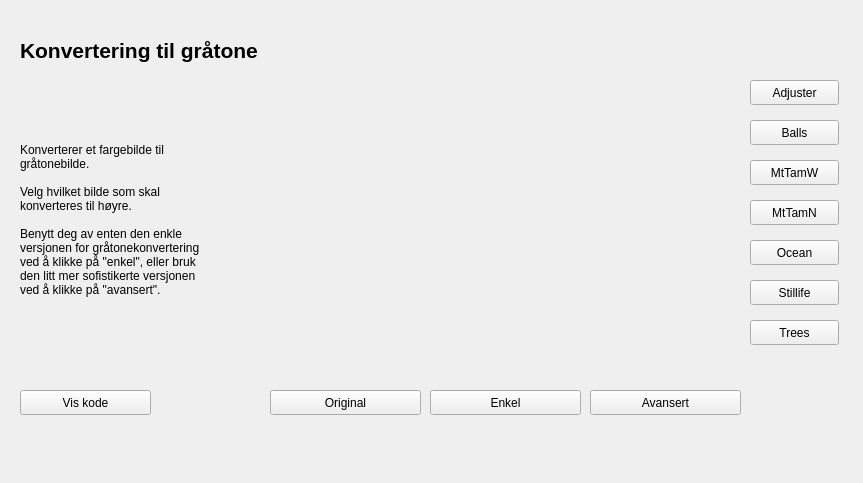
Old version of the form src/GUI/UI/convertgrayscale.ui in the repository jegerud/Sciprog2020project.
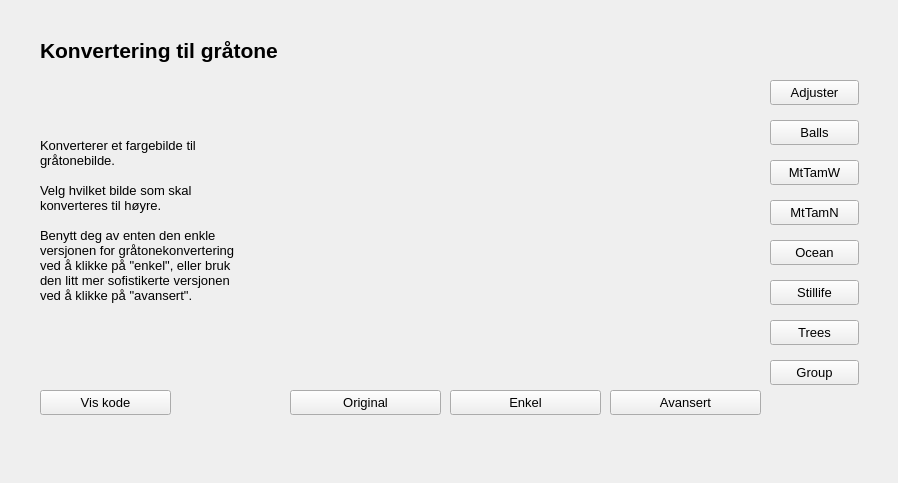
New version of the form. Icons and pictures are not drawn.

```diff
--- a/src/GUI/UI/convertgrayscale.ui
+++ b/src/GUI/UI/convertgrayscale.ui
@@ -6,7 +6,7 @@
    <rect>
     <x>0</x>
     <y>0</y>
-    <width>863</width>
+    <width>898</width>
     <height>483</height>
    </rect>
   </property>
@@ -16,12 +16,17 @@
   <widget class="QPushButton" name="grayEasy">
    <property name="geometry">
     <rect>
-     <x>430</x>
+     <x>450</x>
      <y>390</y>
      <width>151</width>
      <height>25</height>
     </rect>
    </property>
+   <property name="font">
+    <font>
+     <pointsize>10</pointsize>
+    </font>
+   </property>
    <property name="text">
     <string>Enkel</string>
    </property>
@@ -29,12 +34,17 @@
   <widget class="QPushButton" name="mtTamW">
    <property name="geometry">
     <rect>
-     <x>750</x>
+     <x>770</x>
      <y>160</y>
      <width>89</width>
      <height>25</height>
     </rect>
    </property>
+   <property name="font">
+    <font>
+     <pointsize>10</pointsize>
+    </font>
+   </property>
    <property name="text">
     <string>MtTamW</string>
    </property>
@@ -42,12 +52,17 @@
   <widget class="QPushButton" name="ocean">
    <property name="geometry">
     <rect>
-     <x>750</x>
+     <x>770</x>
      <y>240</y>
      <width>89</width>
      <height>25</height>
     </rect>
    </property>
+   <property name="font">
+    <font>
+     <pointsize>10</pointsize>
+    </font>
+   </property>
    <property name="text">
     <string>Ocean</string>
    </property>
@@ -55,12 +70,17 @@
   <widget class="QPushButton" name="stillife">
    <property name="geometry">
     <rect>
-     <x>750</x>
+     <x>770</x>
      <y>280</y>
      <width>89</width>
      <height>25</height>
     </rect>
    </property>
+   <property name="font">
+    <font>
+     <pointsize>10</pointsize>
+    </font>
+   </property>
    <property name="text">
     <string>Stillife</string>
    </property>
@@ -68,12 +88,17 @@
   <widget class="QPushButton" name="grayAdvanced">
    <property name="geometry">
     <rect>
-     <x>590</x>
+     <x>610</x>
      <y>390</y>
      <width>151</width>
      <height>25</height>
     </rect>
    </property>
+   <property name="font">
+    <font>
+     <pointsize>10</pointsize>
+    </font>
+   </property>
    <property name="text">
     <string>Avansert</string>
    </property>
@@ -81,12 +106,17 @@
   <widget class="QPushButton" name="grayOriginal">
    <property name="geometry">
     <rect>
-     <x>270</x>
+     <x>290</x>
      <y>390</y>
      <width>151</width>
      <height>25</height>
     </rect>
    </property>
+   <property name="font">
+    <font>
+     <pointsize>10</pointsize>
+    </font>
+   </property>
    <property name="text">
     <string>Original</string>
    </property>
@@ -94,7 +124,7 @@
   <widget class="QLabel" name="glattingOverskrift">
    <property name="geometry">
     <rect>
-     <x>20</x>
+     <x>40</x>
      <y>20</y>
      <width>761</width>
      <height>61</height>
@@ -116,12 +146,17 @@
   <widget class="QPushButton" name="mtTamN">
    <property name="geometry">
     <rect>
-     <x>750</x>
+     <x>770</x>
      <y>200</y>
      <width>89</width>
      <height>25</height>
     </rect>
    </property>
+   <property name="font">
+    <font>
+     <pointsize>10</pointsize>
+    </font>
+   </property>
    <property name="text">
     <string>MtTamN</string>
    </property>
@@ -129,12 +164,17 @@
   <widget class="QLabel" name="label_12">
    <property name="geometry">
     <rect>
-     <x>20</x>
+     <x>40</x>
      <y>110</y>
      <width>241</width>
      <height>221</height>
     </rect>
    </property>
+   <property name="font">
+    <font>
+     <pointsize>10</pointsize>
+    </font>
+   </property>
    <property name="text">
     <string>&lt;html&gt;&lt;head/&gt;&lt;body&gt;&lt;p&gt;Konverterer et fargebilde til&lt;br/&gt;gråtonebilde.&lt;br/&gt;&lt;br/&gt;Velg hvilket bilde som skal&lt;br/&gt;konverteres til høyre.&lt;br/&gt;&lt;br/&gt;Benytt deg av enten den enkle&lt;br/&gt;versjonen for gråtonekonvertering&lt;br/&gt;ved å klikke på &amp;quot;enkel&amp;quot;, eller bruk &lt;br/&gt;den litt mer sofistikerte versjonen&lt;br/&gt;ved å klikke på &amp;quot;avansert&amp;quot;.&lt;/p&gt;&lt;/body&gt;&lt;/html&gt;</string>
    </property>
@@ -142,12 +182,17 @@
   <widget class="QPushButton" name="balls">
    <property name="geometry">
     <rect>
-     <x>750</x>
+     <x>770</x>
      <y>120</y>
      <width>89</width>
      <height>25</height>
     </rect>
    </property>
+   <property name="font">
+    <font>
+     <pointsize>10</pointsize>
+    </font>
+   </property>
    <property name="text">
     <string>Balls</string>
    </property>
@@ -155,12 +200,17 @@
   <widget class="QPushButton" name="adjuster">
    <property name="geometry">
     <rect>
-     <x>750</x>
+     <x>770</x>
      <y>80</y>
      <width>89</width>
      <height>25</height>
     </rect>
    </property>
+   <property name="font">
+    <font>
+     <pointsize>10</pointsize>
+    </font>
+   </property>
    <property name="text">
     <string>Adjuster</string>
    </property>
@@ -168,12 +218,17 @@
   <widget class="QPushButton" name="grayCode">
    <property name="geometry">
     <rect>
-     <x>20</x>
+     <x>40</x>
      <y>390</y>
      <width>131</width>
      <height>25</height>
     </rect>
    </property>
+   <property name="font">
+    <font>
+     <pointsize>10</pointsize>
+    </font>
+   </property>
    <property name="text">
     <string>Vis kode</string>
    </property>
@@ -181,12 +236,17 @@
   <widget class="QPushButton" name="trees">
    <property name="geometry">
     <rect>
-     <x>750</x>
+     <x>770</x>
      <y>320</y>
      <width>89</width>
      <height>25</height>
     </rect>
    </property>
+   <property name="font">
+    <font>
+     <pointsize>10</pointsize>
+    </font>
+   </property>
    <property name="text">
     <string>Trees</string>
    </property>
@@ -194,7 +254,7 @@
   <widget class="QLabel" name="grayImg">
    <property name="geometry">
     <rect>
-     <x>270</x>
+     <x>290</x>
      <y>76</y>
      <width>471</width>
      <height>301</height>
@@ -210,6 +270,24 @@
     <bool>true</bool>
    </property>
   </widget>
+  <widget class="QPushButton" name="group">
+   <property name="geometry">
+    <rect>
+     <x>770</x>
+     <y>360</y>
+     <width>89</width>
+     <height>25</height>
+    </rect>
+   </property>
+   <property name="font">
+    <font>
+     <pointsize>10</pointsize>
+    </font>
+   </property>
+   <property name="text">
+    <string>Group</string>
+   </property>
+  </widget>
  </widget>
  <resources/>
  <connections/>
```
